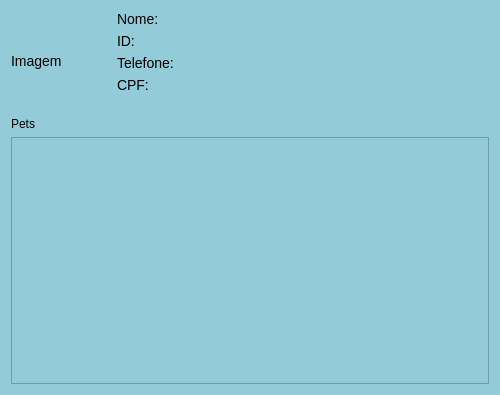
This is tela_perfil_tutor.ui in mateuszinum/Projeto-Clinica-Veterinaria as Qt 5 draws it before an edit. The edited form follows.
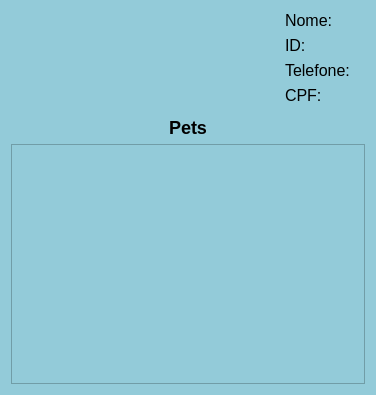
This is the edited form.

```diff
--- a/tela_perfil_tutor.ui
+++ b/tela_perfil_tutor.ui
@@ -6,7 +6,7 @@
    <rect>
     <x>0</x>
     <y>0</y>
-    <width>500</width>
+    <width>376</width>
     <height>395</height>
    </rect>
   </property>
@@ -16,8 +16,8 @@
   <property name="styleSheet">
    <string notr="true">    background-color: #93cbd9;</string>
   </property>
-  <layout class="QVBoxLayout" name="verticalLayout">
-   <item>
+  <layout class="QGridLayout" name="gridLayout">
+   <item row="0" column="0">
     <layout class="QHBoxLayout" name="topLayout">
      <item>
       <widget class="QLabel" name="labelImagem">
@@ -41,68 +41,73 @@
         <enum>QFrame::NoFrame</enum>
        </property>
        <property name="text">
-        <string>Imagem</string>
+        <string/>
        </property>
        <property name="scaledContents">
         <bool>true</bool>
        </property>
       </widget>
      </item>
+     <item>
+      <spacer name="horizontalSpacer">
+       <property name="orientation">
+        <enum>Qt::Horizontal</enum>
+       </property>
+       <property name="sizeHint" stdset="0">
+        <size>
+         <width>10</width>
+         <height>20</height>
+        </size>
+       </property>
+      </spacer>
+     </item>
      <item>
       <layout class="QFormLayout" name="formLayout">
        <item row="0" column="0">
         <widget class="QLabel" name="formNome">
          <property name="styleSheet">
           <string notr="true">    font-family: &quot;Arial&quot;, sans-serif;
-    font-size: 14px;</string>
+    font-size: 16px;</string>
          </property>
          <property name="text">
           <string>Nome:</string>
          </property>
         </widget>
        </item>
+       <item row="0" column="1">
+        <widget class="QLabel" name="labelNome">
+         <property name="styleSheet">
+          <string notr="true">    font-family: &quot;Arial&quot;, sans-serif;
+    font-size: 16px;</string>
+         </property>
+         <property name="text">
+          <string/>
+         </property>
+         <property name="scaledContents">
+          <bool>false</bool>
+         </property>
+         <property name="wordWrap">
+          <bool>false</bool>
+         </property>
+        </widget>
+       </item>
        <item row="1" column="0">
         <widget class="QLabel" name="formID">
          <property name="styleSheet">
           <string notr="true">    font-family: &quot;Arial&quot;, sans-serif;
-    font-size: 14px;</string>
+    font-size: 16px;</string>
          </property>
          <property name="text">
           <string>ID:</string>
          </property>
         </widget>
        </item>
-       <item row="2" column="0">
-        <widget class="QLabel" name="formTelefone">
-         <property name="styleSheet">
-          <string notr="true">    font-family: &quot;Arial&quot;, sans-serif;
-    font-size: 14px;</string>
-         </property>
-         <property name="text">
-          <string>Telefone:</string>
-         </property>
-        </widget>
-       </item>
-       <item row="3" column="0">
-        <widget class="QLabel" name="formCPF">
-         <property name="styleSheet">
-          <string notr="true">    font-family: &quot;Arial&quot;, sans-serif;
-    font-size: 14px;</string>
-         </property>
-         <property name="text">
-          <string>CPF:</string>
-         </property>
-        </widget>
-       </item>
-       <item row="0" column="1">
-        <widget class="QLabel" name="labelNome">
-         <property name="text">
-          <string/>
-         </property>
-        </widget>
-       </item>
        <item row="1" column="1">
         <widget class="QLabel" name="labelID">
+         <property name="styleSheet">
+          <string notr="true">    font-family: &quot;Arial&quot;, sans-serif;
+    font-size: 16px;</string>
+         </property>
          <property name="text">
           <string/>
          </property>
@@ -110,31 +115,79 @@
        </item>
        <item row="2" column="1">
         <widget class="QLabel" name="labelTelefone">
+         <property name="styleSheet">
+          <string notr="true">    font-family: &quot;Arial&quot;, sans-serif;
+    font-size: 16px;</string>
+         </property>
          <property name="text">
           <string/>
          </property>
         </widget>
        </item>
+       <item row="3" column="0">
+        <widget class="QLabel" name="formCPF">
+         <property name="styleSheet">
+          <string notr="true">    font-family: &quot;Arial&quot;, sans-serif;
+    font-size: 16px;</string>
+         </property>
+         <property name="text">
+          <string>CPF:</string>
+         </property>
+        </widget>
+       </item>
        <item row="3" column="1">
         <widget class="QLabel" name="labelCPF">
+         <property name="styleSheet">
+          <string notr="true">    font-family: &quot;Arial&quot;, sans-serif;
+    font-size: 16px;</string>
+         </property>
          <property name="text">
           <string/>
          </property>
         </widget>
        </item>
+       <item row="2" column="0">
+        <widget class="QLabel" name="formTelefone">
+         <property name="styleSheet">
+          <string notr="true">    font-family: &quot;Arial&quot;, sans-serif;
+    font-size: 16px;</string>
+         </property>
+         <property name="text">
+          <string>Telefone:</string>
+         </property>
+        </widget>
+       </item>
       </layout>
      </item>
     </layout>
    </item>
-   <item>
+   <item row="1" column="0">
     <widget class="QLabel" name="label">
+     <property name="styleSheet">
+      <string notr="true">    font-family: &quot;Arial&quot;, sans-serif;
+    font-size: 18px;
+	font-weight: bold;</string>
+     </property>
      <property name="text">
       <string>Pets</string>
      </property>
+     <property name="alignment">
+      <set>Qt::AlignCenter</set>
+     </property>
     </widget>
    </item>
-   <item>
+   <item row="2" column="0">
     <widget class="QTableWidget" name="table">
+     <property name="styleSheet">
+      <string notr="true">QHeaderView::section {
+    background-color: #00bcd4;
+    color: black; 
+    padding: 4px;
+    font-size: 14px; 
+    font-weight: bold;
+    border: 1px solid #007f8f;
+}</string>
+     </property>
      <property name="selectionMode">
       <enum>QAbstractItemView::NoSelection</enum>
      </property>
```
